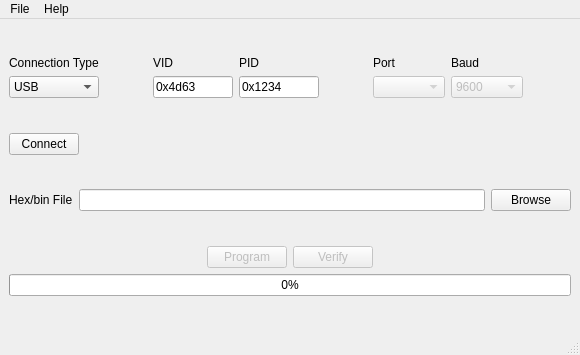
bemcgarvey/HarmonyBootloader, file mainwindow.ui: the form before one commit.
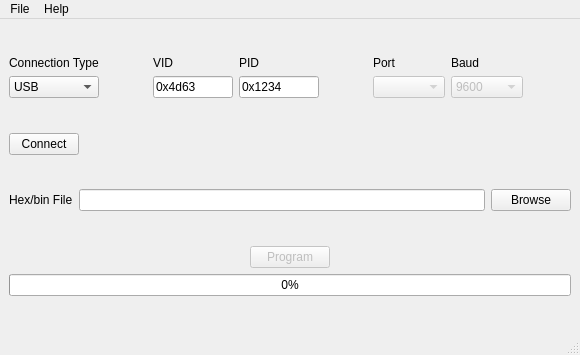
The form after the commit.

Commit message: Changed bootloader class structure

The edit to the form file:
```diff
--- a/mainwindow.ui
+++ b/mainwindow.ui
@@ -291,16 +291,6 @@
         </property>
        </widget>
       </item>
-      <item>
-       <widget class="QPushButton" name="verifyButton">
-        <property name="enabled">
-         <bool>false</bool>
-        </property>
-        <property name="text">
-         <string>Verify</string>
-        </property>
-       </widget>
-      </item>
       <item>
        <spacer name="horizontalSpacer_4">
         <property name="orientation">
```
The commit also changes 7 other files.
